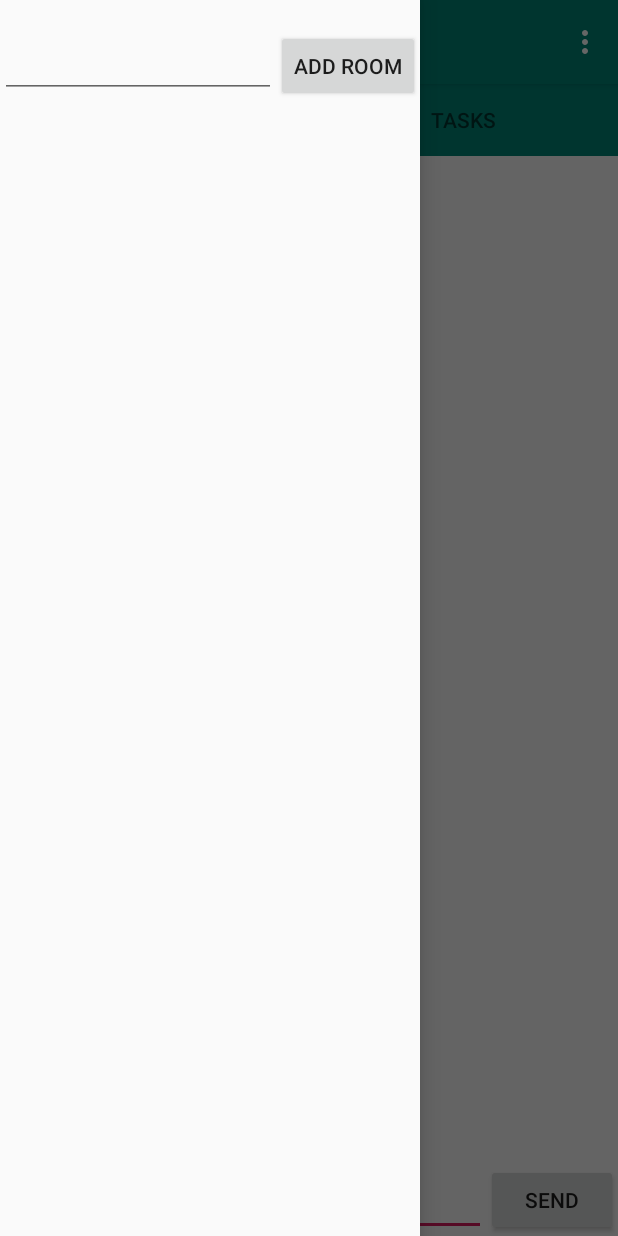
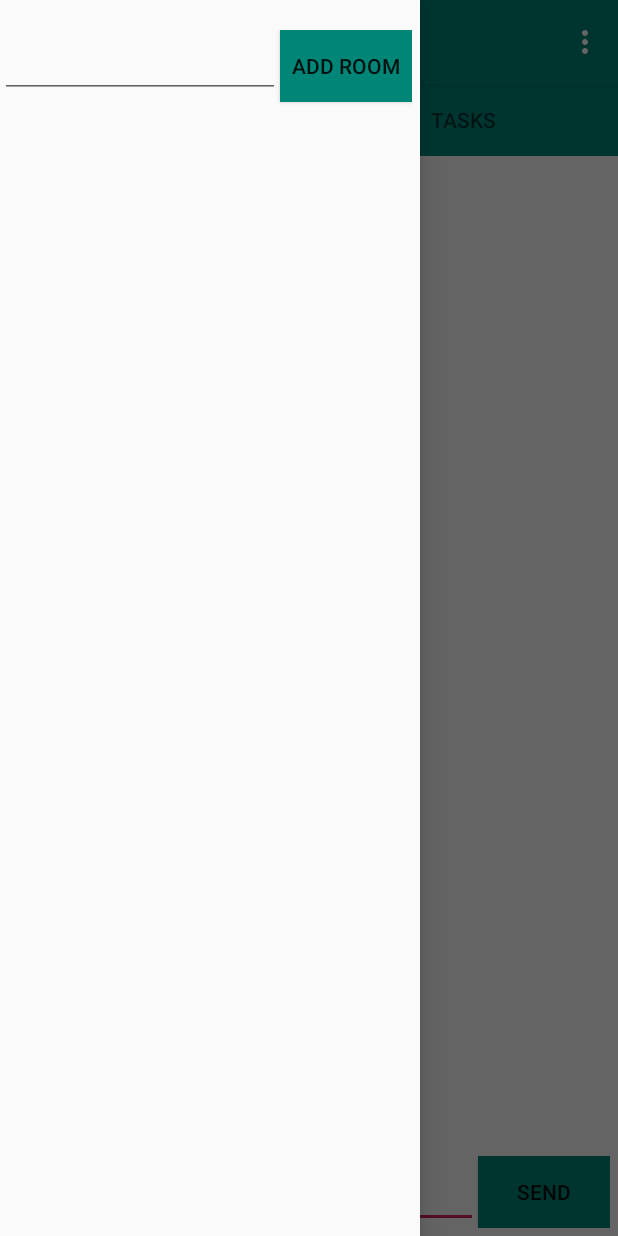
Before and after one commit to Sucramo/P5ProjectChat, an Android app: the ChatFragment screen opened directly, with no data from a screen before it, with the side drawer open, on a phone screen of 412 x 824 dp. Run offline under Robolectric (Android 15) with nearby library versions, the phone set to English and light mode, and no system bars; our stand-ins replace Firebase (no records; nobody signed in at launch, a user with empty details on screens opened directly); 1 statement that could not run was skipped.

Commit message:
Fixed some beautiful stuff

```diff
--- /dev/null
+++ b/app/src/main/res/drawable/ripple_effect.xml
@@ -0,0 +1,15 @@
+<?xml version="1.0" encoding="utf-8"?>
+<ripple xmlns:android="http://schemas.android.com/apk/res/android"
+    android:color="#88FFFFFF"> <!-- Ripple color :: WHITE -->
+
+    <item>
+        <color android:color="@color/colorPrimary" />
+
+    </item>
+    <item android:id="@android:id/mask">
+        <shape android:shape="rectangle">
+            <solid android:color="?android:colorAccent" />
+
+        </shape>
+    </item>
+</ripple>
--- a/app/src/main/res/layout/activity_create_account.xml
+++ b/app/src/main/res/layout/activity_create_account.xml
@@ -85,7 +85,8 @@
         app:layout_constraintEnd_toEndOf="parent"
         app:layout_constraintHorizontal_bias="0.498"
         app:layout_constraintStart_toStartOf="parent"
-        app:layout_constraintTop_toBottomOf="@+id/confirmPassEdit" />
+        app:layout_constraintTop_toBottomOf="@+id/confirmPassEdit"
+        android:background="@drawable/ripple_effect"/>
 
 
 </androidx.constraintlayout.widget.ConstraintLayout>
--- a/app/src/main/res/layout/activity_edit_user.xml
+++ b/app/src/main/res/layout/activity_edit_user.xml
@@ -27,10 +27,11 @@
                 android:textSize="16dp"
                 android:layout_marginBottom="3dp"
                 android:layout_marginTop="3dp"
-                android:background="@android:color/transparent"
+                android:background="@drawable/ripple_effect"
                 android:text="Change Profile Picture"
                 android:onClick="addProfilePictureButtonClicked"
-                android:textAllCaps="false"/>
+                android:textAllCaps="false"
+                />
 
         </RelativeLayout>
 
--- a/app/src/main/res/layout/activity_first_page.xml
+++ b/app/src/main/res/layout/activity_first_page.xml
@@ -58,7 +58,9 @@
         <RelativeLayout
             android:layout_width="match_parent"
             android:layout_height="match_parent"
-            android:paddingTop="20dp">
+            android:paddingTop="20dp"
+            android:paddingEnd="5dp"
+            >
 
             <ListView
                 android:id="@+id/listView"
@@ -78,7 +80,8 @@
                 android:layout_height="wrap_content"
                 android:layout_below="@id/listView"
                 android:layout_alignParentRight="true"
-                android:text="Add Room" />
+                android:text="Add Room"
+                android:background="@drawable/ripple_effect"/>
 
 
         </RelativeLayout>
--- a/app/src/main/res/layout/activity_login.xml
+++ b/app/src/main/res/layout/activity_login.xml
@@ -59,7 +59,8 @@
         app:layout_constraintEnd_toEndOf="parent"
         app:layout_constraintStart_toStartOf="parent"
         app:layout_constraintTop_toBottomOf="@+id/password"
-        app:layout_constraintVertical_bias="0.165" />
+        app:layout_constraintVertical_bias="0.165"
+        android:background="@drawable/ripple_effect"/>
 
     <Button
         android:id="@+id/create_account_open_activity"
@@ -70,7 +71,8 @@
         android:text="@string/create_account_button"
         app:layout_constraintEnd_toEndOf="parent"
         app:layout_constraintStart_toStartOf="parent"
-        app:layout_constraintTop_toBottomOf="@+id/login" />
+        app:layout_constraintTop_toBottomOf="@+id/login"
+        />
 
 
 </androidx.constraintlayout.widget.ConstraintLayout>
--- a/app/src/main/res/layout/activity_main.xml
+++ b/app/src/main/res/layout/activity_main.xml
@@ -17,7 +17,9 @@
         app:layout_constraintHorizontal_bias="0.498"
         app:layout_constraintStart_toStartOf="parent"
         app:layout_constraintTop_toBottomOf="@+id/textView3"
-        app:layout_constraintVertical_bias="0.339" />
+        app:layout_constraintVertical_bias="0.339"
+        android:background="@drawable/ripple_effect"
+        />
 
     <TextView
         android:id="@+id/textView3"
--- a/app/src/main/res/layout/activity_user_settings.xml
+++ b/app/src/main/res/layout/activity_user_settings.xml
@@ -88,7 +88,8 @@
         app:layout_constraintBottom_toBottomOf="parent"
         app:layout_constraintEnd_toEndOf="parent"
         app:layout_constraintHorizontal_bias="0.86"
-        app:layout_constraintStart_toStartOf="parent" />
+        app:layout_constraintStart_toStartOf="parent"
+        android:background="@drawable/ripple_effect"/>
 
     <ImageButton
         android:id="@+id/user_image_button"
--- a/app/src/main/res/layout/chat_layout.xml
+++ b/app/src/main/res/layout/chat_layout.xml
@@ -1,7 +1,8 @@
 <?xml version="1.0" encoding="utf-8"?>
 <RelativeLayout xmlns:android="http://schemas.android.com/apk/res/android"
     android:layout_width="match_parent"
-    android:layout_height="match_parent">
+    android:layout_height="match_parent"
+    android:padding="5dp">
 
     <Button
         android:id="@+id/btn_send"
@@ -10,7 +11,9 @@
         android:layout_alignParentEnd="true"
         android:layout_alignParentBottom="true"
         android:text="Send"
-        android:layout_alignParentRight="true" />
+        android:layout_alignParentRight="true"
+        android:background="@drawable/ripple_effect"
+        />
 
     <EditText
         android:id="@+id/msg_input"
```
Also changed, not shown: app/src/main/res/layout/tasks_layout.xml (+9 -4 lines).
